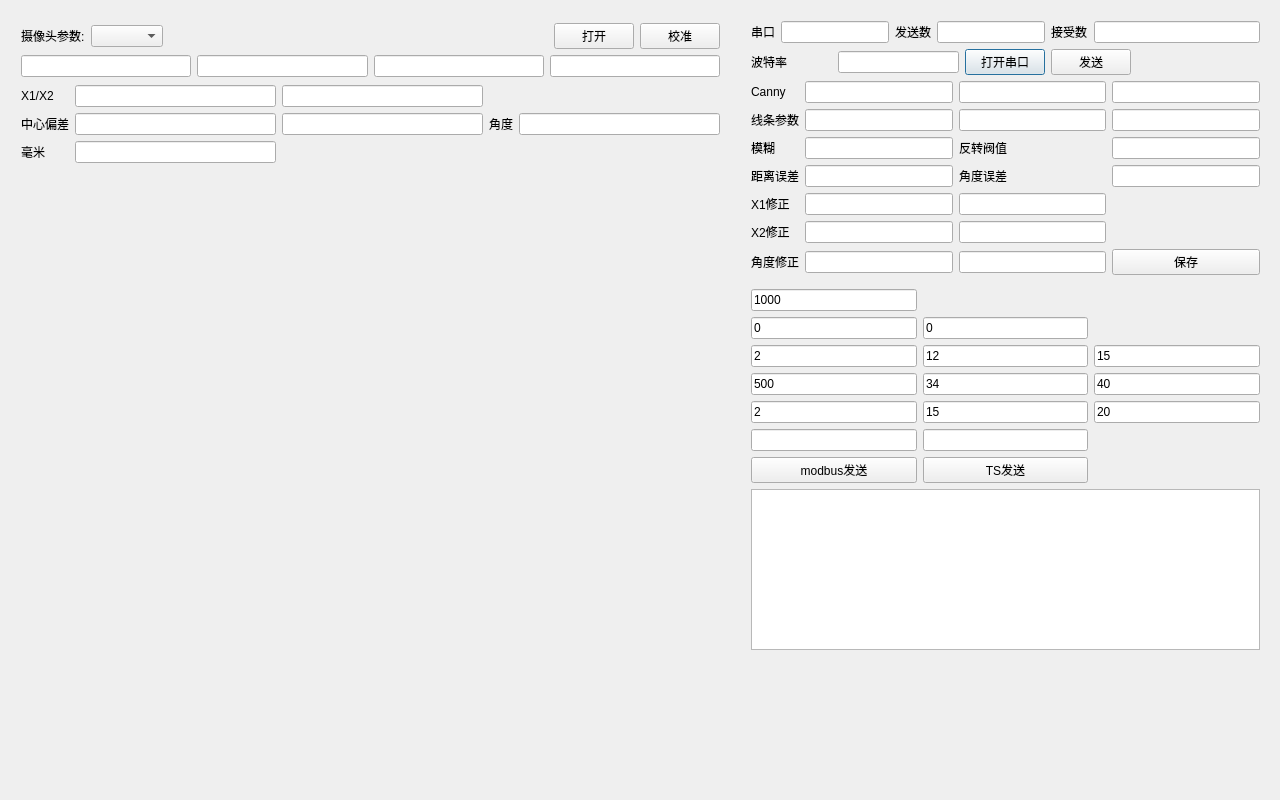
The window that maindialog.ui (zouzichun/videoWirain) describes before a commit, drawn with Qt 5.
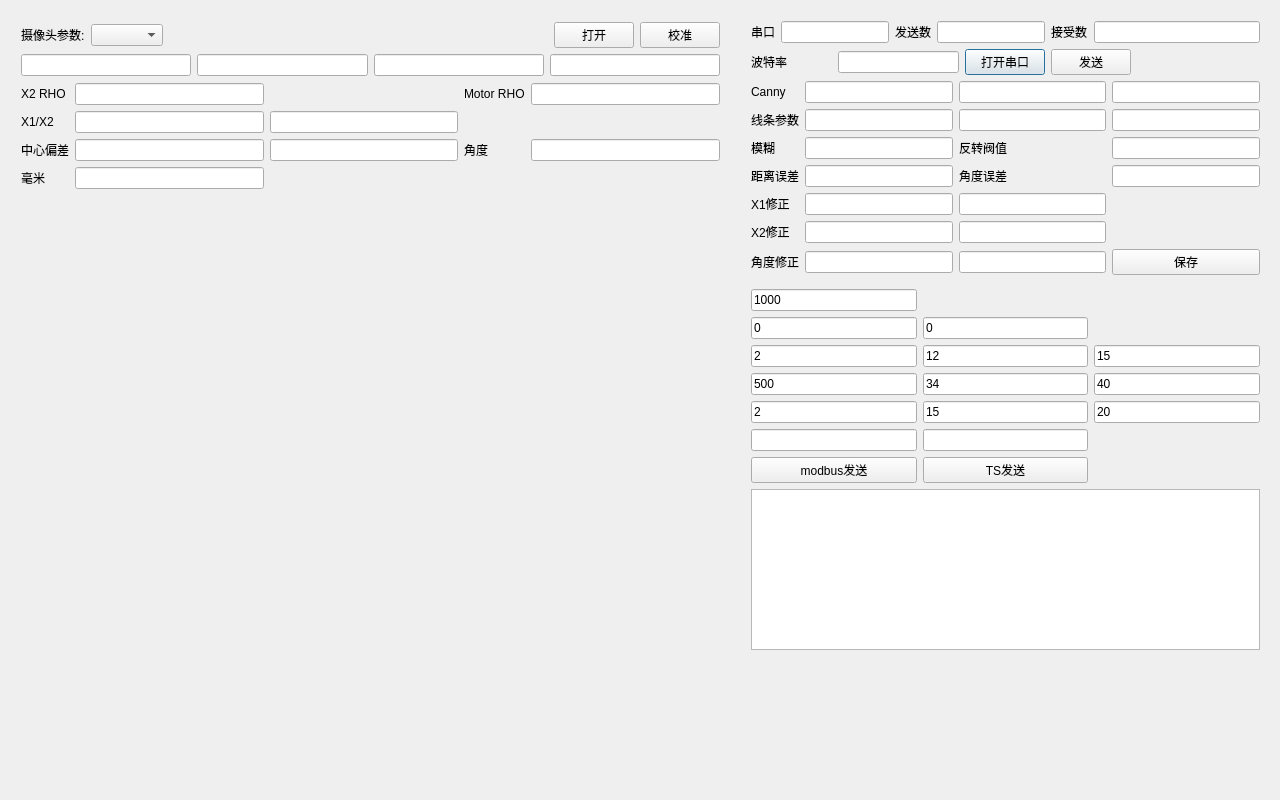
The same window after the commit.

Commit message: dev, support dev in shutong. enable seprate line, enable up and down lines detection

The edit to the form file:
```diff
--- a/maindialog.ui
+++ b/maindialog.ui
@@ -364,7 +364,7 @@
      <x>10</x>
      <y>10</y>
      <width>721</width>
-     <height>167</height>
+     <height>191</height>
     </rect>
    </property>
    <layout class="QVBoxLayout" name="verticalLayout">
@@ -431,58 +431,78 @@
     </item>
     <item>
      <layout class="QGridLayout" name="gridLayout_4">
+      <item row="3" column="2">
+       <widget class="QLineEdit" name="p_y"/>
+      </item>
+      <item row="4" column="1">
+       <widget class="QLineEdit" name="delta_mm"/>
+      </item>
       <item row="3" column="0">
-       <widget class="QLabel" name="label_5">
-        <property name="text">
-         <string>毫米</string>
-        </property>
-       </widget>
-      </item>
-      <item row="1" column="5">
-       <layout class="QHBoxLayout" name="horizontalLayout"/>
-      </item>
-      <item row="2" column="0">
        <widget class="QLabel" name="label_3">
         <property name="text">
          <string>中心偏差</string>
         </property>
        </widget>
       </item>
-      <item row="1" column="0">
-       <widget class="QLabel" name="label">
-        <property name="text">
-         <string>X1/X2</string>
-        </property>
-       </widget>
+      <item row="2" column="5">
+       <layout class="QHBoxLayout" name="horizontalLayout"/>
       </item>
       <item row="3" column="1">
-       <widget class="QLineEdit" name="delta_mm"/>
-      </item>
-      <item row="2" column="1">
        <widget class="QLineEdit" name="p_x">
         <property name="text">
          <string/>
         </property>
        </widget>
       </item>
+      <item row="3" column="4">
+       <widget class="QLineEdit" name="d_ang"/>
+      </item>
       <item row="2" column="2">
-       <widget class="QLineEdit" name="p_y"/>
+       <widget class="QLineEdit" name="x2"/>
       </item>
-      <item row="1" column="1">
-       <widget class="QLineEdit" name="x1"/>
+      <item row="4" column="0">
+       <widget class="QLabel" name="label_5">
+        <property name="text">
+         <string>毫米</string>
+        </property>
+       </widget>
       </item>
-      <item row="2" column="3">
+      <item row="3" column="3">
        <widget class="QLabel" name="label_6">
         <property name="text">
          <string>角度</string>
         </property>
        </widget>
       </item>
-      <item row="1" column="2">
-       <widget class="QLineEdit" name="x2"/>
+      <item row="2" column="0">
+       <widget class="QLabel" name="label">
+        <property name="text">
+         <string>X1/X2</string>
+        </property>
+       </widget>
       </item>
-      <item row="2" column="4">
-       <widget class="QLineEdit" name="d_ang"/>
+      <item row="2" column="1">
+       <widget class="QLineEdit" name="x1"/>
+      </item>
+      <item row="1" column="0">
+       <widget class="QLabel" name="label_8">
+        <property name="text">
+         <string>X2 RHO</string>
+        </property>
+       </widget>
+      </item>
+      <item row="1" column="1">
+       <widget class="QLineEdit" name="x2_rho"/>
+      </item>
+      <item row="1" column="4">
+       <widget class="QLineEdit" name="moto_rho"/>
+      </item>
+      <item row="1" column="3">
+       <widget class="QLabel" name="label_12">
+        <property name="text">
+         <string>Motor RHO</string>
+        </property>
+       </widget>
       </item>
      </layout>
     </item>
@@ -492,21 +512,21 @@
    <property name="geometry">
     <rect>
      <x>10</x>
-     <y>160</y>
+     <y>190</y>
      <width>721</width>
-     <height>401</height>
+     <height>371</height>
     </rect>
    </property>
    <layout class="QHBoxLayout" name="horizontalLayout_4">
     <item>
-     <widget class="QLabel" name="painter">
+     <widget class="QLabel" name="painter_2">
       <property name="text">
        <string/>
       </property>
      </widget>
     </item>
     <item>
-     <widget class="QLabel" name="painter_2">
+     <widget class="QLabel" name="painter">
       <property name="text">
        <string/>
       </property>
```
The commit also changes 16 other files.
